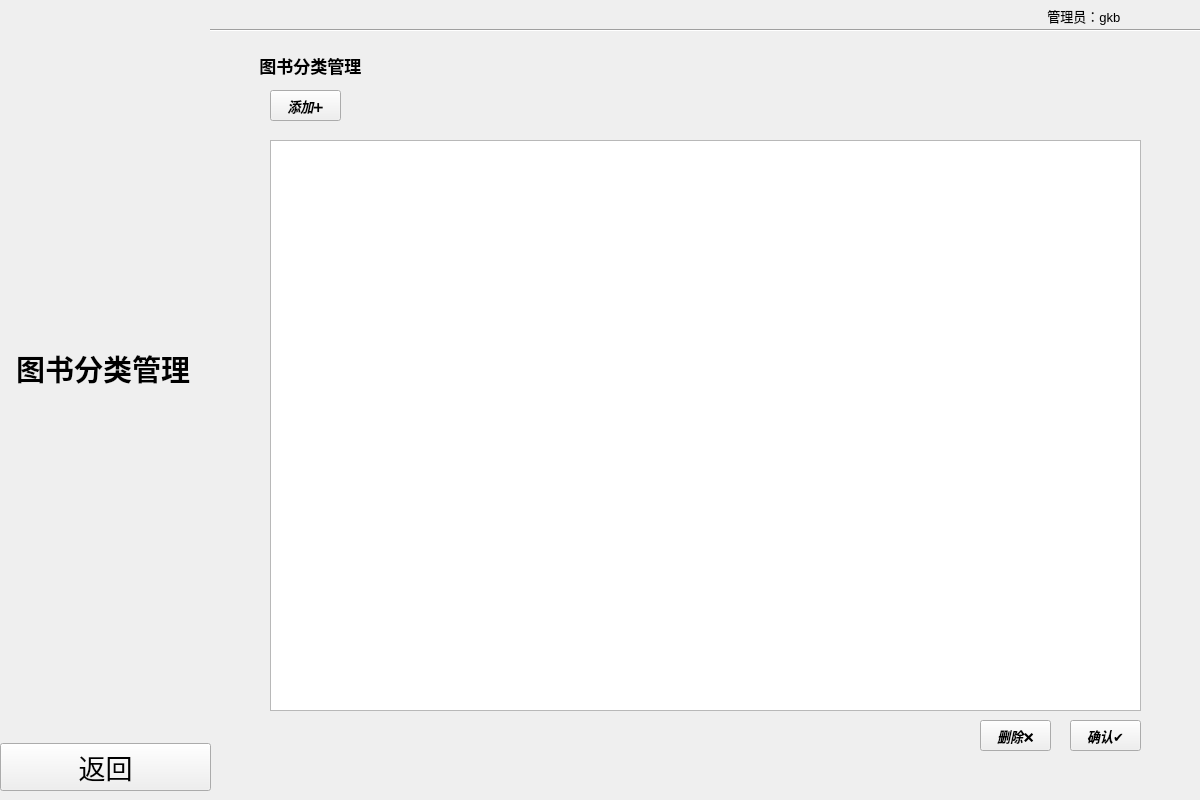
First picture: the form in LibraryManager/bookclassifymanager.ui, repository Guodanding/713topteam_LibraryManagerSystem, before the edit.
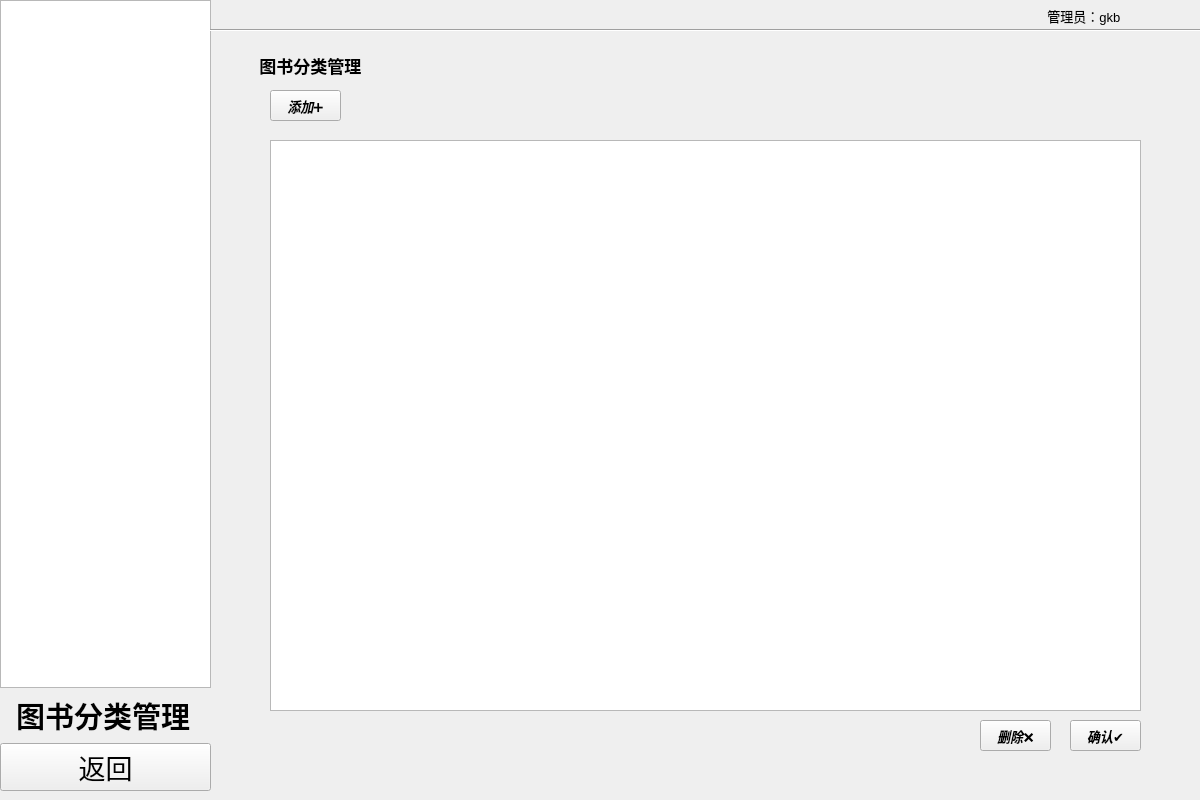
Second picture: the form after the edit.

Diff of the .ui file:
```diff
--- a/LibraryManager/bookclassifymanager.ui
+++ b/LibraryManager/bookclassifymanager.ui
@@ -26,6 +26,9 @@
     <property name="bottomMargin">
      <number>10</number>
     </property>
+    <item>
+     <widget class="QTableWidget" name="tableWidget"/>
+    </item>
     <item>
      <widget class="QLabel" name="Title">
       <property name="font">
```
